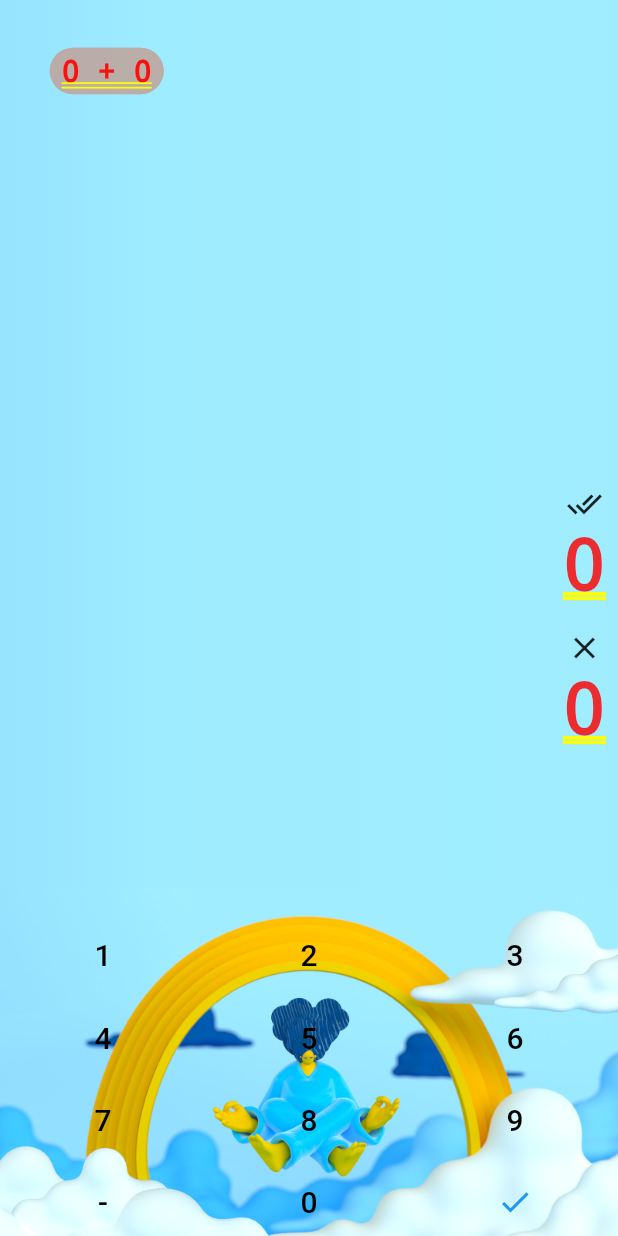
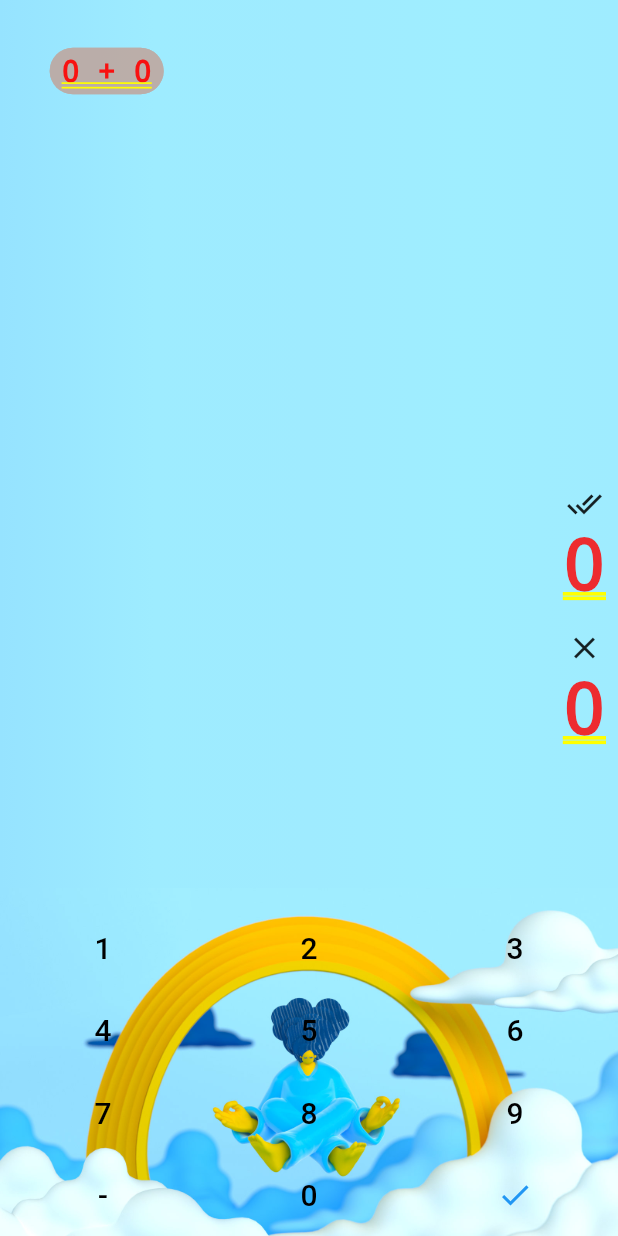
Before and after one commit to Anima18/flutter_widgets, a Flutter app: the ArithmeticGamePage screen opened directly, after a tap on "简单加法", on a phone screen of 412 x 824 dp. Run offline on Flutter 3.47's test engine with Material 2 defaults, Android fonts, the light colour scheme and no system bars; our stand-ins replace audioplayers, connectivity_plus, device_info_plus, flutter_easyloading, flutter_local_notifications, flutter_slidable and 5 more; missing offline and left inert: matrioska; accounts and stored records are empty; statements that could not run were skipped; project files that could hold a hidden picture were left out.

Commit message:
优化布局

```diff
--- a/lib/element/game/arithmetic/arithmetic_play_page.dart
+++ b/lib/element/game/arithmetic/arithmetic_play_page.dart
@@ -334,15 +334,12 @@ class _KeyboardState extends State<Keyboard> {
 
   @override
   Widget build(BuildContext context) {
-    return Container(
-      //color: HexColor.fromHex("#f2f3f6"),
-      height: MediaQuery.of(context).size.width * 2 / 5 + 78,
-      child: Column(
+    return Column(
+      mainAxisSize: MainAxisSize.min,
       children: [
         Container(
-            height: 28,
           alignment: Alignment.center,
-            child: Text("$inputValue"),
+          child: Text("$inputValue", style: TextStyle(fontSize: 20),),
         ),
         GridView.count(
           crossAxisCount: 3,
@@ -389,7 +386,6 @@ class _KeyboardState extends State<Keyboard> {
           ],
         ),
       ],
-      ),
     );
   }
 
```
Also changed, not shown: lib/components/grid_widget.dart (+16 -3 lines). Lines whose indentation alone changed are shown as unchanged.
